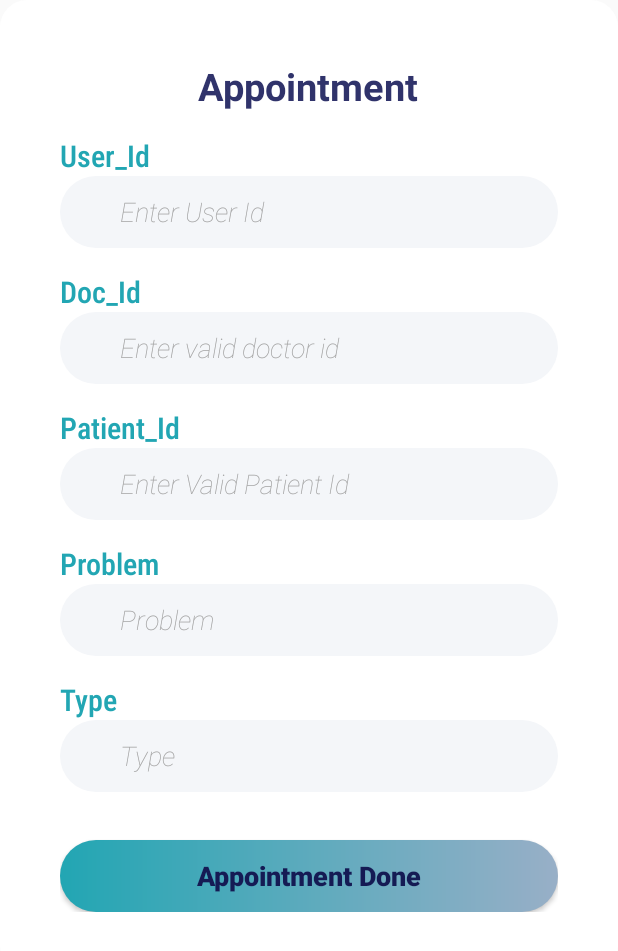
After one commit to iamgsomya/app, an Android app: the appointment screen opened directly, with no data from a screen before it, on a phone screen of 412 x 824 dp. The commit adds this screen. Shown: the top 951 px of the screen. Run offline under Robolectric (Android 15) with nearby library versions, the phone set to English and light mode, and no system bars.

Commit message:
appointment_xml

```diff
--- a/app/src/main/AndroidManifest.xml
+++ b/app/src/main/AndroidManifest.xml
@@ -12,7 +12,8 @@
         android:supportsRtl="true"
         android:theme="@style/AppTheme"
         android:usesCleartextTraffic="true">
-        <activity android:name=".PatientDetailsScreen"></activity>
+        <activity android:name=".appointment"></activity>
+        <activity android:name=".PatientDetailsScreen" />
         <activity android:name=".FetchPatientScreen" />
         <activity android:name=".patient_reg" />
         <activity android:name=".Register_Activity" />
--- /dev/null
+++ b/app/src/main/java/org/docreg/app/appointment.java
@@ -0,0 +1,14 @@
+package org.docreg.app;
+
+import androidx.appcompat.app.AppCompatActivity;
+
+import android.os.Bundle;
+
+public class appointment extends AppCompatActivity {
+
+    @Override
+    protected void onCreate(Bundle savedInstanceState) {
+        super.onCreate(savedInstanceState);
+        setContentView(R.layout.activity_appointment);
+    }
+}
--- a/app/src/main/java/org/docreg/app/fronthome.java
+++ b/app/src/main/java/org/docreg/app/fronthome.java
@@ -30,6 +30,7 @@ import static android.app.Activity.RESULT_OK;
 public class fronthome extends Fragment {
  Button reg_paitent;
  Button fetch_patient;
+ Button appointment;
 
     public View onCreateView(@NonNull final LayoutInflater inflater, @Nullable final ViewGroup container, @Nullable Bundle savedInstanceState) {
         View view = inflater.inflate(R.layout.fragment_fronthome, container, false);
@@ -49,6 +50,14 @@ public class fronthome extends Fragment {
         startActivity(i);
             }
         });
+        appointment = view.findViewById(R.id.appointment);
+        appointment.setOnClickListener(new View.OnClickListener() {
+            @Override
+            public void onClick(View view) {
+                Intent i = new Intent(getContext(), appointment.class);
+                startActivity(i);
+            }
+        });
 
         return view;
     }
--- /dev/null
+++ b/app/src/main/res/layout/activity_appointment.xml
@@ -0,0 +1,196 @@
+<?xml version="1.0" encoding="utf-8"?>
+<androidx.constraintlayout.widget.ConstraintLayout xmlns:android="http://schemas.android.com/apk/res/android"
+    xmlns:app="http://schemas.android.com/apk/res-auto"
+    xmlns:tools="http://schemas.android.com/tools"
+    android:layout_width="match_parent"
+    android:layout_height="match_parent"
+    tools:context=".appointment">
+    <ScrollView
+        android:layout_width="match_parent"
+        android:layout_height="match_parent">
+
+        <LinearLayout
+            android:id="@+id/linearLayout"
+            android:layout_width="match_parent"
+            android:layout_height="match_parent"
+            android:background="@drawable/bd_card"
+            android:orientation="vertical"
+            android:padding="40dp"
+            app:layout_constraintBottom_toBottomOf="parent"
+            app:layout_constraintEnd_toEndOf="parent"
+            app:layout_constraintStart_toStartOf="parent">
+
+            <TextView
+                android:id="@+id/Appointment_scr"
+                android:layout_width="wrap_content"
+                android:layout_height="wrap_content"
+                android:layout_gravity="center"
+                android:text="Appointment"
+                android:textColor="@color/color_head"
+                android:textSize="25sp"
+                android:textStyle="bold" />
+
+            <TextView
+                android:id="@+id/TUser_id"
+                android:layout_below="@+id/Appointment_scr"
+                android:layout_width="wrap_content"
+                android:layout_height="wrap_content"
+                android:layout_marginTop="15dp"
+                android:text="@string/user_id"
+                android:textColor="@color/color_skyblue"
+                android:textStyle="normal"
+                android:fontFamily="sans-serif-condensed-medium"
+                android:textSize="20sp"
+                />
+
+            <EditText
+                android:id="@+id/User_id"
+                android:layout_below="@id/Appointment_scr"
+                android:layout_width="match_parent"
+                android:layout_height="48dp"
+                android:background="@drawable/bgedittext"
+                android:ems="10"
+                android:paddingHorizontal="40dp"
+                android:textColorHint="@color/hint_color"
+                android:singleLine="true"
+                android:inputType="text"
+                android:fontFamily="sans-serif-thin"
+                android:textStyle="italic"
+                android:hint="Enter User Id"
+                android:importantForAutofill="no" />
+
+            <TextView
+                android:id="@+id/Tdoc_id_input"
+                android:layout_below="@+id/TUser_id"
+                android:layout_width="wrap_content"
+                android:layout_height="wrap_content"
+                android:layout_marginTop="15dp"
+                android:text="@string/doc_id"
+                android:textColor="@color/color_skyblue"
+                android:textStyle="normal"
+                android:fontFamily="sans-serif-condensed-medium"
+                android:textSize="20sp" />
+
+            <EditText
+                android:id="@+id/doc_id_input"
+                android:layout_below="@id/TUser_id"
+                android:layout_width="match_parent"
+                android:layout_height="48dp"
+                android:background="@drawable/bgedittext"
+                android:ems="10"
+                android:singleLine="true"
+                android:paddingHorizontal="40dp"
+                android:textColorHint="@color/hint_color"
+                android:hint="Enter valid doctor id"
+                android:inputType="text"
+                android:fontFamily="sans-serif-thin"
+                android:textStyle="italic"
+                android:importantForAutofill="no" />
+
+            <TextView
+                android:id="@+id/TPatient_id_input"
+                android:layout_below="@+id/Tdoc_id_input"
+                android:layout_width="wrap_content"
+                android:layout_height="wrap_content"
+                android:layout_marginTop="15dp"
+                android:text="Patient_Id"
+                android:textColor="@color/color_skyblue"
+                android:textStyle="normal"
+                android:fontFamily="sans-serif-condensed-medium"
+                android:textSize="20sp" />
+
+            <EditText
+                android:id="@+id/Patient_id_input"
+                android:layout_below="@id/Tdoc_id_input"
+                android:layout_width="match_parent"
+                android:layout_height="48dp"
+                android:background="@drawable/bgedittext"
+                android:ems="10"
+                android:singleLine="true"
+                android:paddingHorizontal="40dp"
+                android:textColorHint="@color/hint_color"
+                android:hint="Enter Valid Patient Id"
+                android:inputType="textPassword"
+                android:fontFamily="sans-serif-thin"
+                android:textStyle="italic"
+                android:importantForAutofill="no" />
+            <TextView
+                android:id="@+id/TProblem_input"
+                android:layout_below="@+id/TPatient_id_input"
+                android:text="Problem"
+                android:layout_width="wrap_content"
+                android:layout_height="wrap_content"
+                android:layout_marginTop="15dp"
+                android:textColor="@color/color_skyblue"
+                android:textStyle="normal"
+                android:fontFamily="sans-serif-condensed-medium"
+                android:textSize="20sp" />
+
+            <EditText
+                android:id="@+id/Problem_input"
+                android:layout_below="@id/TPatient_id_input"
+                android:layout_width="match_parent"
+                android:layout_height="48dp"
+                android:background="@drawable/bgedittext"
+                android:ems="10"
+                android:singleLine="true"
+                android:paddingHorizontal="40dp"
+                android:textColorHint="@color/hint_color"
+                android:hint="Problem"
+                android:inputType="text"
+                android:fontFamily="sans-serif-thin"
+                android:textStyle="italic"/>
+
+            <TextView
+                android:id="@+id/TType_input"
+                android:layout_below="@+id/TProblem_input"
+                android:layout_width="wrap_content"
+                android:layout_height="wrap_content"
+                android:layout_marginTop="15dp"
+                android:text="Type"
+                android:textColor="@color/color_skyblue"
+                android:textStyle="normal"
+                android:fontFamily="sans-serif-condensed-medium"
+                android:textSize="20sp" />
+
+
+            <EditText
+                android:id="@+id/Type_input"
+                android:layout_below="@id/TProblem_input"
+                android:layout_width="match_parent"
+                android:layout_height="48dp"
+                android:background="@drawable/bgedittext"
+                android:ems="10"
+                android:singleLine="true"
+                android:paddingHorizontal="40dp"
+                android:textColorHint="@color/hint_color"
+                android:hint="Type"
+                android:inputType="text"
+                android:fontFamily="sans-serif-thin"
+                android:textStyle="italic"
+                android:importantForAutofill="no" />
+
+
+
+
+            <Button
+                android:id="@+id/Appointment_btn"
+                android:layout_below="@id/TUserstate_input"
+                android:layout_width="match_parent"
+                android:layout_height="wrap_content"
+                android:layout_marginTop="32dp"
+                android:background="@drawable/bg_btn"
+                android:text="Appointment Done"
+                android:textStyle="bold"
+                android:textColor="@color/color_midblue"
+                android:textSize="18sp"
+                android:paddingLeft="50dp"
+                android:paddingRight="50dp"
+                android:textAllCaps="false"/>
+
+
+        </LinearLayout>
+
+    </ScrollView>
+
+</androidx.constraintlayout.widget.ConstraintLayout>
--- a/app/src/main/res/layout/fragment_fronthome.xml
+++ b/app/src/main/res/layout/fragment_fronthome.xml
@@ -32,4 +32,16 @@
         android:text="Fetch Patient"
         android:textColor="@color/color_midblue"
         android:textSize="18sp" />
+    <Button
+        android:id="@+id/appointment"
+        android:layout_width="match_parent"
+        android:layout_height="wrap_content"
+        android:layout_marginLeft="30dp"
+        android:layout_marginTop="50dp"
+        android:layout_marginRight="30dp"
+        android:background="@drawable/buttons"
+        android:padding="15dp"
+        android:text="Appointment"
+        android:textColor="@color/color_midblue"
+        android:textSize="18sp" />
 </LinearLayout>
```
